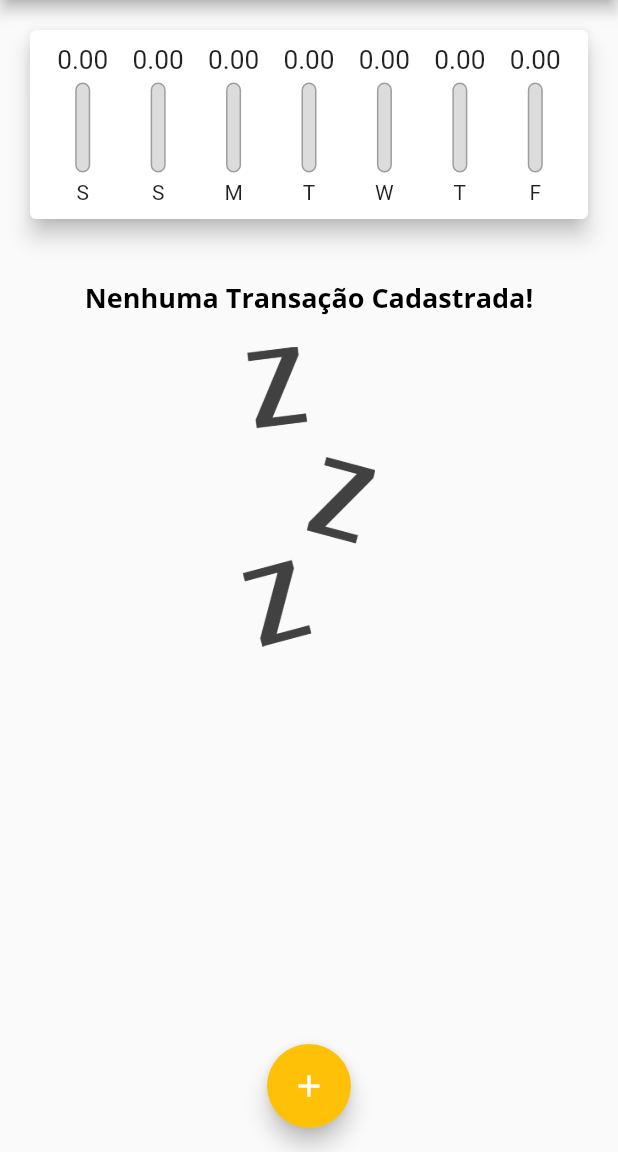
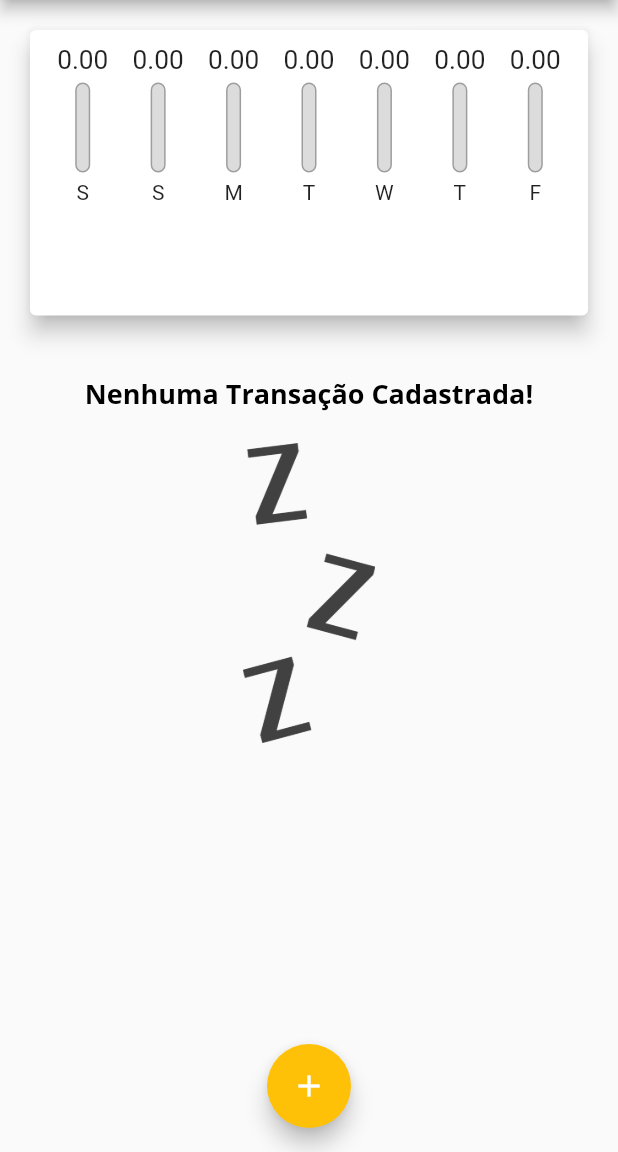
Before and after one commit to Erasmojf/expenses, a Flutter app: the screen it shows after launch, on a phone screen of 412 x 824 dp, the part 84-1236 px from its top. Run offline on Flutter 3.47's test engine with Material 2 defaults, Android fonts, the phone set to English and light mode, and no system bars.

Commit message:
Adjudtment in List transaction

```diff
--- a/expenses/lib/components/transaction_list.dart
+++ b/expenses/lib/components/transaction_list.dart
@@ -10,9 +10,7 @@ class TransactionList extends StatelessWidget {
 
   @override
   Widget build(BuildContext context) {
-    return SizedBox(
-      height: 430,
-      child: transactions.isEmpty
+    return transactions.isEmpty
         ? Column(
             children: [
               const SizedBox(height: 20),
@@ -64,7 +62,6 @@ class TransactionList extends StatelessWidget {
                 ),
               );
             },
-            ),
           );
   }
 }
--- a/expenses/lib/main.dart
+++ b/expenses/lib/main.dart
@@ -94,8 +94,7 @@ class _MyHomePageState extends State<MyHomePage> {
 
   @override
   Widget build(BuildContext context) {
-    return Scaffold(
-      appBar: AppBar(
+    final appBar = AppBar(
       title: Text('Despesas Pessoais'),
       actions: <Widget>[
         IconButton(
@@ -103,13 +102,26 @@ class _MyHomePageState extends State<MyHomePage> {
           onPressed: () => _openTransactionFormModal(context),
         ),
       ],
-      ),
+    );
+
+    final availableHeight = MediaQuery.of(context).size.height -
+        appBar.preferredSize.height -
+        MediaQuery.of(context).padding.top;
+
+    return Scaffold(
+      appBar: appBar,
       body: SingleChildScrollView(
         child: Column(
           crossAxisAlignment: CrossAxisAlignment.stretch,
           children: <Widget>[
-            Chart(_recentTransactions),
-            TransactionList(_transactions, _removeTransaction),
+            Container(
+              height: availableHeight * 0.3,
+              child: Chart(_recentTransactions),
+            ),
+            Container(
+              height: availableHeight * 0.7,
+              child: TransactionList(_transactions, _removeTransaction),
+            ),
           ],
         ),
       ),
```
Lines whose indentation alone changed are shown as unchanged.
